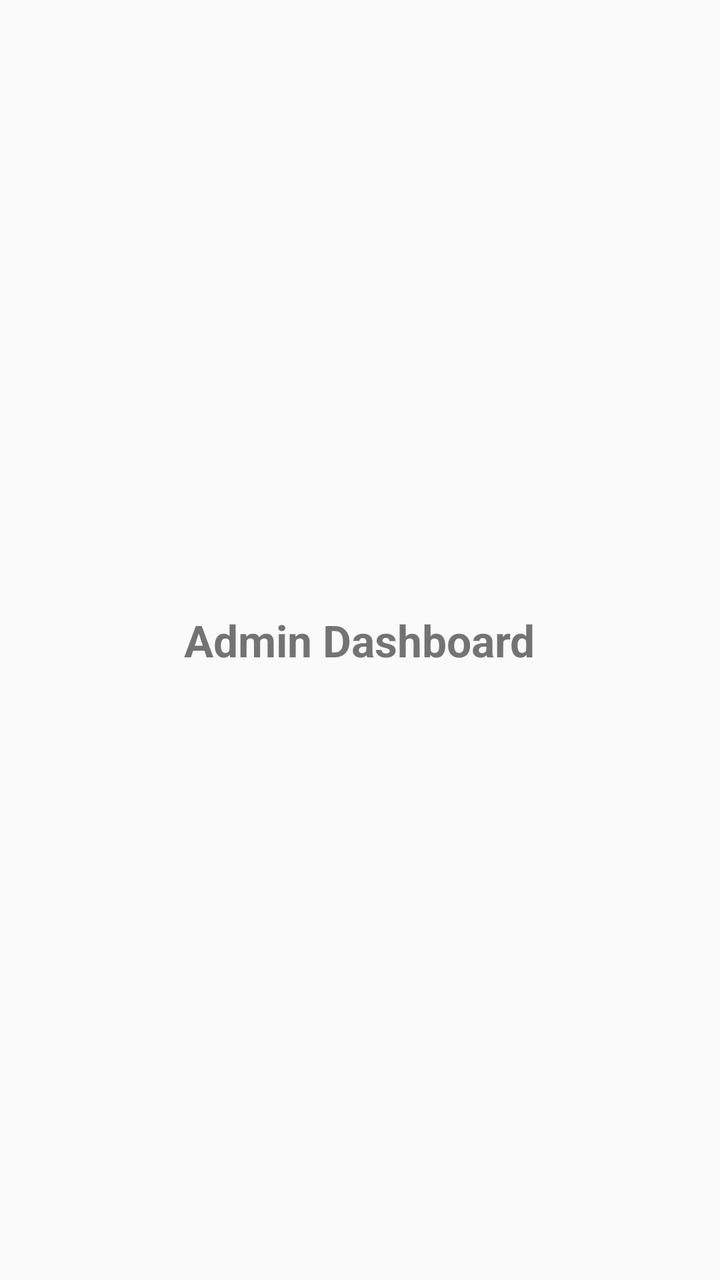
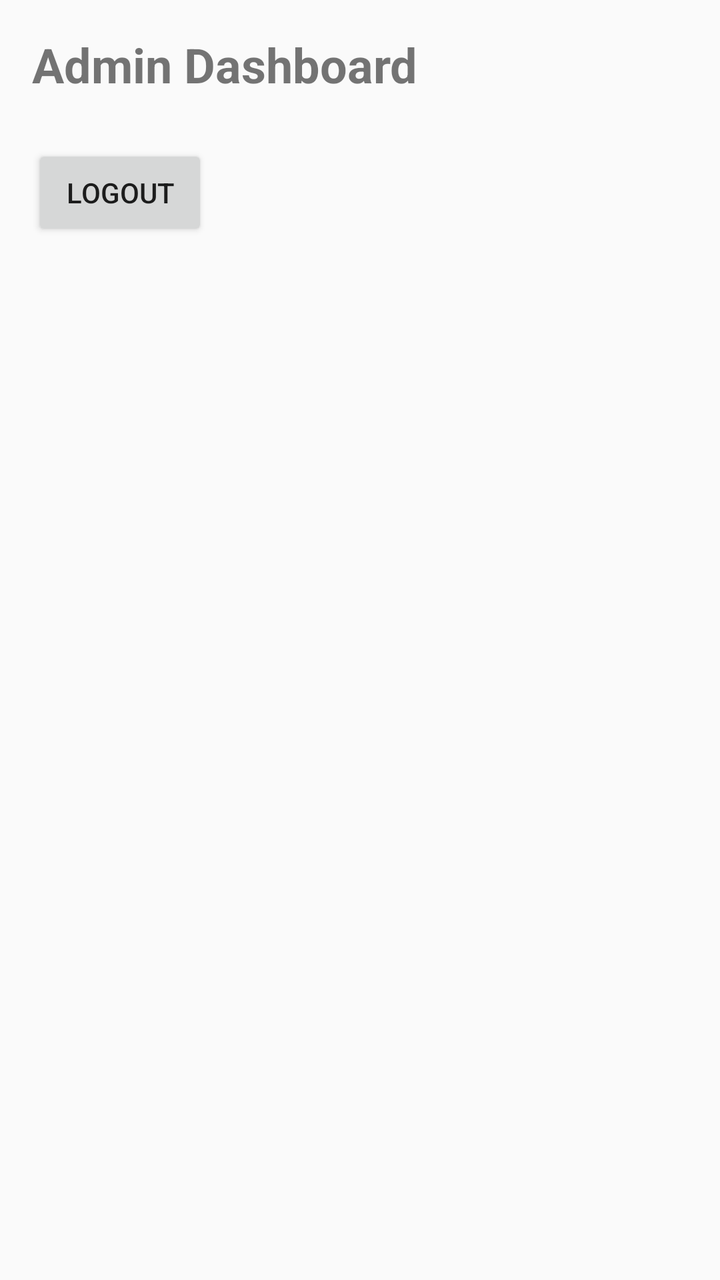

The first picture is an Android layout as it rendered before a commit; the second is the same layout after the commit. The layout source and the unified diff follow.
<!-- AndroidManifest.xml: application theme Theme.SmartAttendance -->
<!-- res/layout/activity_admin_dashboard.xml -->
<?xml version="1.0" encoding="utf-8"?>
<LinearLayout
    xmlns:android="http://schemas.android.com/apk/res/android"
    android:orientation="vertical"
    android:gravity="center"
    android:layout_width="match_parent"
    android:layout_height="match_parent">

    <TextView
        android:layout_width="wrap_content"
        android:layout_height="wrap_content"
        android:text="Admin Dashboard"
        android:textSize="22sp"
        android:textStyle="bold"/>

</LinearLayout>
<!-- resources referenced by this layout -->
<resources>
  <style name="Theme.SmartAttendance" parent="Theme.AppCompat.Light.NoActionBar">
          <item name="colorPrimary">@color/purple_500</item>
          <item name="colorPrimaryVariant">@color/purple_700</item>
          <item name="colorOnPrimary">@color/white</item>
          <item name="colorSecondary">@color/teal_200</item>
          <item name="android:statusBarColor">?attr/colorPrimary</item>
      </style>
  <color name="purple_500">#FF6200EE</color>
  <color name="purple_700">#FF3700B3</color>
  <color name="white">#FFFFFFFF</color>
  <color name="teal_200">#FF03DAC5</color>
</resources>

<!-- the commit's change to res/layout/activity_admin_dashboard.xml (unified diff, before → after) -->
@@ -1,16 +1,23 @@
 <?xml version="1.0" encoding="utf-8"?>
-<LinearLayout
-    xmlns:android="http://schemas.android.com/apk/res/android"
+<LinearLayout xmlns:android="http://schemas.android.com/apk/res/android"
+    android:layout_width="match_parent"
+    android:layout_height="match_parent"
     android:orientation="vertical"
-    android:gravity="center"
-    android:layout_width="match_parent"
-    android:layout_height="match_parent">
+    android:padding="16dp">
 
     <TextView
+        android:id="@+id/tvTitle"
         android:layout_width="wrap_content"
         android:layout_height="wrap_content"
         android:text="Admin Dashboard"
-        android:textSize="22sp"
-        android:textStyle="bold"/>
+        android:textSize="24sp"
+        android:textStyle="bold"
+        android:layout_marginBottom="24dp" />
+
+    <Button
+        android:id="@+id/btnLogout"
+        android:layout_width="wrap_content"
+        android:layout_height="wrap_content"
+        android:text="Logout" />
 
 </LinearLayout>
